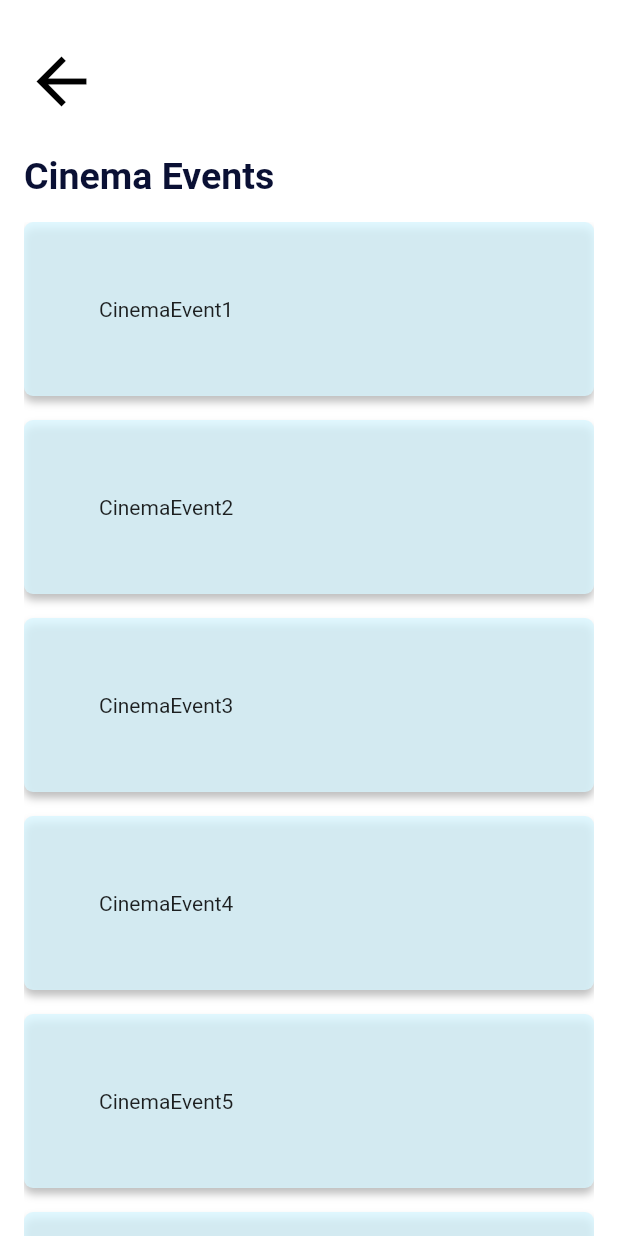
After one commit to ranaakbas/event-finder, a Flutter app: the CinemaPage screen opened directly, on a phone screen of 412 x 824 dp. The commit adds this screen. Run offline on Flutter 3.47's test engine with Material 2 defaults, Android fonts, the phone set to English and light mode, and no system bars; our stand-ins replace cloud_firestore, firebase_auth, firebase_core, firebase_database, get; missing offline and left inert: dart:ffi, flutterfire_ui; accounts and stored records are empty; network calls fail.

Commit message:
number of categories increased

```diff
--- /dev/null
+++ b/lib/cinema.dart
@@ -0,0 +1,95 @@
+import 'package:flutter/material.dart';
+import 'package:firebase_database/firebase_database.dart';
+import 'package:flutterfire_ui/database.dart';
+import 'package:akbas_bas_eventfinderapp/home.dart';
+import 'package:flutter/src/widgets/framework.dart';
+
+class CinemaPage extends StatelessWidget {
+  final List<String> events = [
+    "CinemaEvent1",
+    "CinemaEvent2",
+    "CinemaEvent3",
+    "CinemaEvent4",
+    "CinemaEvent5",
+    "CinemaEvent6",
+  ];
+
+  @override
+  Widget build(BuildContext context) {
+    return Scaffold(
+      backgroundColor: Colors.white,
+      body: SafeArea(
+        child: Padding(
+          padding: const EdgeInsets.symmetric(horizontal: 16.0),
+          child: Column(
+            crossAxisAlignment: CrossAxisAlignment.start,
+            children: [
+              buildBackHome(
+                  backHome: Icons.arrow_back,
+                  widget: HomePage(),
+                  context: context),
+              SizedBox(height: 24),
+              Text(
+                "Cinema Events",
+                style: TextStyle(
+                  fontSize: 25,
+                  color: Color(0xFF0A1034),
+                  fontWeight: FontWeight.bold,
+                ),
+              ),
+              SizedBox(height: 16),
+              Expanded(
+                child: ListView(
+                    children: events
+                        .map((String title) => buildEvents(title: title))
+                        .toList()),
+              ),
+            ],
+          ),
+        ),
+      ),
+    );
+  }
+}
+
+Widget buildBackHome(
+    {required IconData backHome,
+      required Widget widget,
+      required BuildContext context}) {
+  return GestureDetector(
+      onTap: () {
+        Navigator.push(context, MaterialPageRoute(builder: (context) {
+          return widget;
+        }));
+      },
+      child: Column(
+        children: [
+          SizedBox(height: 29),
+          Icon(
+            backHome,
+            color: Colors.black,
+            size: 50,
+          ),
+        ],
+      ));
+}
+
+Widget buildEvents({required String title}) {
+  return Container(
+    padding: EdgeInsets.all(50),
+    margin: EdgeInsets.only(bottom: 16),
+    width: double.infinity,
+    decoration: BoxDecoration(
+      color: Color(0xFFC7D8F6FF),
+      borderRadius: BorderRadius.circular(6),
+      boxShadow: [
+        BoxShadow(
+          color: Colors.black.withOpacity(0.25),
+          blurRadius: 4,
+          offset: Offset(0, 4),
+        ),
+      ],
+    ),
+    child: Text(title),
+  );
+}
```
Also changed, not shown: lib/home.dart (+13 -1 lines), lib/theatre.dart (added, +95 -0 lines), assets/images/art.jpg (added), assets/images/cinema.jpeg (added), assets/images/education&more.jpg, assets/images/theatre.jpg (renamed from assets/images/arts.jpg).
